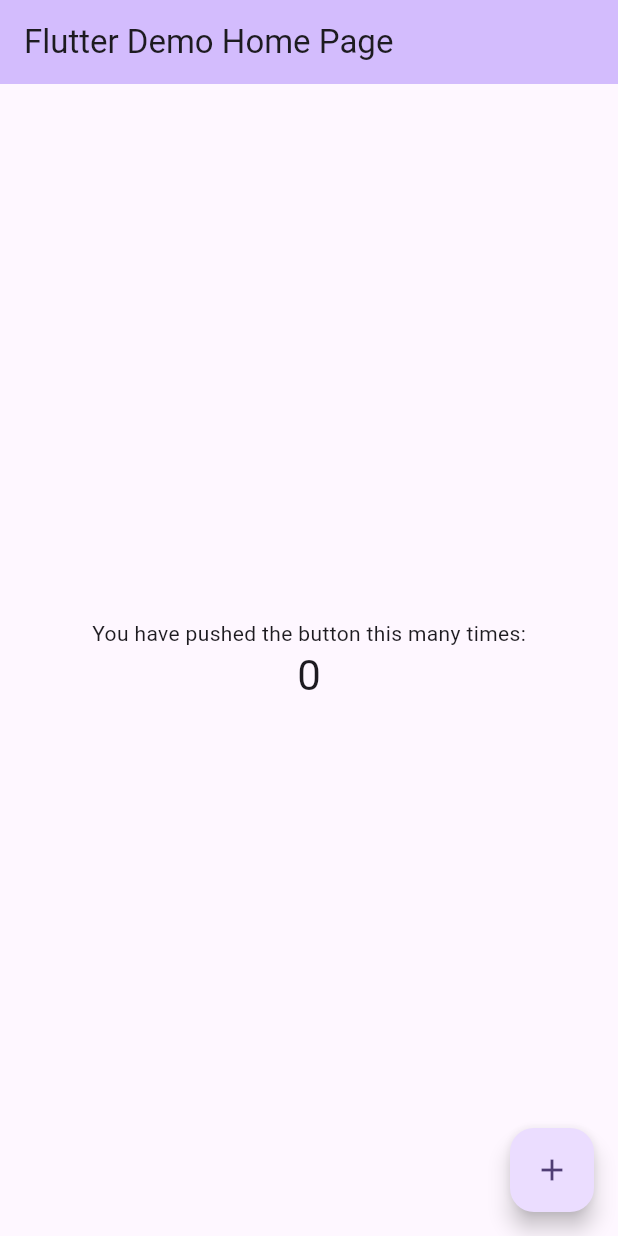
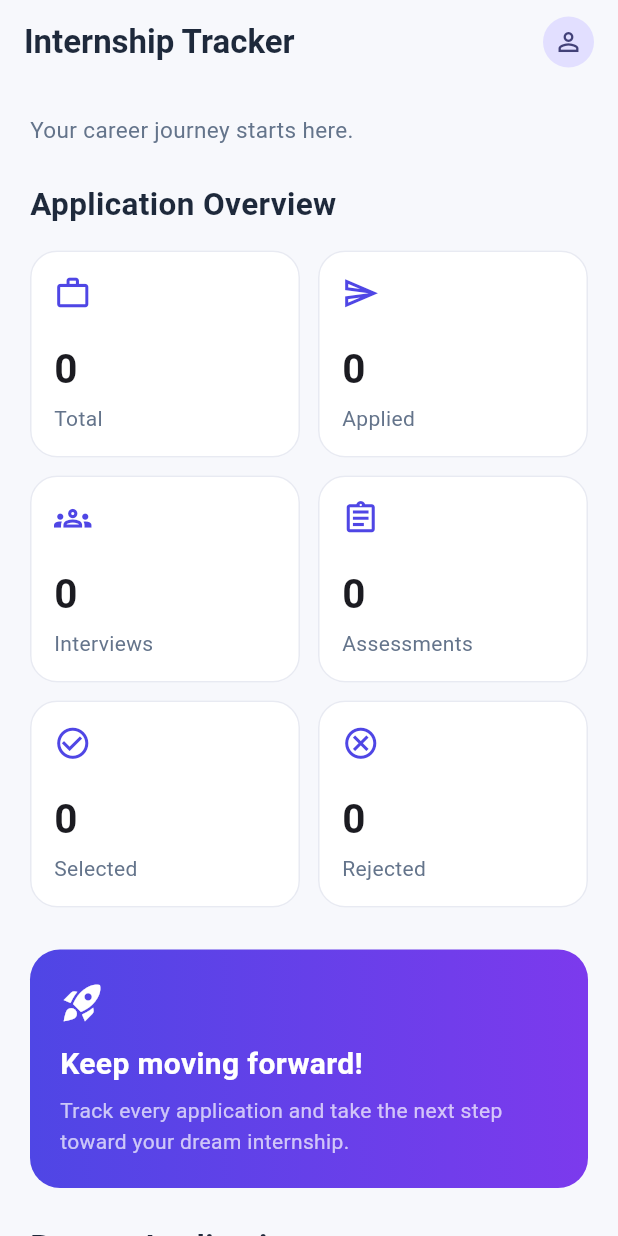
Before and after one commit to thagaramvamshi/internship_tracker, a Flutter app: the screen it shows after launch, on a phone screen of 412 x 824 dp. Run offline on Flutter 3.47's test engine with Material 3 defaults, Android fonts, the phone set to English and light mode, and no system bars.

Commit message:
Build dashboard foundation with Provider

```diff
--- a/lib/main.dart
+++ b/lib/main.dart
@@ -1,122 +1,62 @@
+
 import 'package:flutter/material.dart';
+import 'package:provider/provider.dart';
+
+import 'providers/internship_provider.dart';
+import 'screens/dashboard_screen.dart';
 
 void main() {
-  runApp(const MyApp());
+  runApp(
+    ChangeNotifierProvider(
+      create: (_) => InternshipProvider(),
+      child: const InternshipTrackerApp(),
+    ),
+  );
 }
 
-class MyApp extends StatelessWidget {
-  const MyApp({super.key});
+class InternshipTrackerApp extends StatelessWidget {
+  const InternshipTrackerApp({super.key});
 
-  // This widget is the root of your application.
   @override
   Widget build(BuildContext context) {
+    const seedColor = Color(0xFF4F46E5);
+
     return MaterialApp(
-      title: 'Flutter Demo',
+      title: 'Internship Tracker',
+      debugShowCheckedModeBanner: false,
       theme: ThemeData(
-        // This is the theme of your application.
-        //
-        // TRY THIS: Try running your application with "flutter run". You'll see
-        // the application has a purple toolbar. Then, without quitting the app,
-        // try changing the seedColor in the colorScheme below to Colors.green
-        // and then invoke "hot reload" (save your changes or press the "hot
-        // reload" button in a Flutter-supported IDE, or press "r" if you used
-        // the command line to start the app).
-        //
-        // Notice that the counter didn't reset back to zero; the application
-        // state is not lost during the reload. To reset the state, use hot
-        // restart instead.
-        //
-        // This works for code too, not just values: Most code changes can be
-        // tested with just a hot reload.
-        colorScheme: .fromSeed(seedColor: Colors.deepPurple),
+        useMaterial3: true,
+        colorScheme: ColorScheme.fromSeed(seedColor: seedColor),
+        scaffoldBackgroundColor: const Color(0xFFF7F8FC),
+        appBarTheme: const AppBarTheme(
+          backgroundColor: Color(0xFFF7F8FC),
+          foregroundColor: Color(0xFF1E293B),
+          elevation: 0,
+          centerTitle: false,
+        ),
+        cardTheme: CardThemeData(
+          color: Colors.white,
+          elevation: 0,
+          margin: EdgeInsets.zero,
+          shape: RoundedRectangleBorder(
+            borderRadius: BorderRadius.circular(18),
+            side: const BorderSide(color: Color(0xFFE8EAF2)),
+          ),
+        ),
+        inputDecorationTheme: InputDecorationTheme(
+          filled: true,
+          fillColor: Colors.white,
+          border: OutlineInputBorder(
+            borderRadius: BorderRadius.circular(12),
+            borderSide: const BorderSide(color: Color(0xFFE0E4EC)),
+          ),
+          enabledBorder: OutlineInputBorder(
+            borderRadius: BorderRadius.circular(12),
+            borderSide: const BorderSide(color: Color(0xFFE0E4EC)),
+          ),
+        ),
       ),
-      home: const MyHomePage(title: 'Flutter Demo Home Page'),
+      home: const DashboardScreen(),
     );
   }
 }
-
-class MyHomePage extends StatefulWidget {
-  const MyHomePage({super.key, required this.title});
-
-  // This widget is the home page of your application. It is stateful, meaning
-  // that it has a State object (defined below) that contains fields that affect
-  // how it looks.
-
-  // This class is the configuration for the state. It holds the values (in this
-  // case the title) provided by the parent (in this case the App widget) and
-  // used by the build method of the State. Fields in a Widget subclass are
-  // always marked "final".
-
-  final String title;
-
-  @override
-  State<MyHomePage> createState() => _MyHomePageState();
-}
-
-class _MyHomePageState extends State<MyHomePage> {
-  int _counter = 0;
-
-  void _incrementCounter() {
-    setState(() {
-      // This call to setState tells the Flutter framework that something has
-      // changed in this State, which causes it to rerun the build method below
-      // so that the display can reflect the updated values. If we changed
-      // _counter without calling setState(), then the build method would not be
-      // called again, and so nothing would appear to happen.
-      _counter++;
-    });
-  }
-
-  @override
-  Widget build(BuildContext context) {
-    // This method is rerun every time setState is called, for instance as done
-    // by the _incrementCounter method above.
-    //
-    // The Flutter framework has been optimized to make rerunning build methods
-    // fast, so that you can just rebuild anything that needs updating rather
-    // than having to individually change instances of widgets.
-    return Scaffold(
-      appBar: AppBar(
-        // TRY THIS: Try changing the color here to a specific color (to
-        // Colors.amber, perhaps?) and trigger a hot reload to see the AppBar
-        // change color while the other colors stay the same.
-        backgroundColor: Theme.of(context).colorScheme.inversePrimary,
-        // Here we take the value from the MyHomePage object that was created by
-        // the App.build method, and use it to set our appbar title.
-        title: Text(widget.title),
-      ),
-      body: Center(
-        // Center is a layout widget. It takes a single child and positions it
-        // in the middle of the parent.
-        child: Column(
-          // Column is also a layout widget. It takes a list of children and
-          // arranges them vertically. By default, it sizes itself to fit its
-          // children horizontally, and tries to be as tall as its parent.
-          //
-          // Column has various properties to control how it sizes itself and
-          // how it positions its children. Here we use mainAxisAlignment to
-          // center the children vertically; the main axis here is the vertical
-          // axis because Columns are vertical (the cross axis would be
-          // horizontal).
-          //
-          // TRY THIS: Invoke "debug painting" (choose the "Toggle Debug Paint"
-          // action in the IDE, or press "p" in the console), to see the
-          // wireframe for each widget.
-          mainAxisAlignment: .center,
-          children: [
-            const Text('You have pushed the button this many times:'),
-            Text(
-              '$_counter',
-              style: Theme.of(context).textTheme.headlineMedium,
-            ),
-          ],
-        ),
-      ),
-      floatingActionButton: FloatingActionButton(
-        onPressed: _incrementCounter,
-        tooltip: 'Increment',
-        child: const Icon(Icons.add),
-      ),
-    );
-  }
-}
--- /dev/null
+++ b/lib/models/internship.dart
@@ -0,0 +1,63 @@
+
+enum InternshipStatus {
+  applied,
+  assessment,
+  interview,
+  selected,
+  rejected,
+}
+
+class Internship {
+  final String id;
+  final String company;
+  final String role;
+  final String location;
+  final String type;
+  final String description;
+  final String applicationUrl;
+  final DateTime appliedDate;
+  final DateTime? deadline;
+  final DateTime? interviewDate;
+  final InternshipStatus status;
+
+  const Internship({
+    required this.id,
+    required this.company,
+    required this.role,
+    required this.location,
+    required this.type,
+    this.description = '',
+    this.applicationUrl = '',
+    required this.appliedDate,
+    this.deadline,
+    this.interviewDate,
+    this.status = InternshipStatus.applied,
+  });
+
+  Internship copyWith({
+    String? company,
+    String? role,
+    String? location,
+    String? type,
+    String? description,
+    String? applicationUrl,
+    DateTime? appliedDate,
+    DateTime? deadline,
+    DateTime? interviewDate,
+    InternshipStatus? status,
+  }) {
+    return Internship(
+      id: id,
+      company: company ?? this.company,
+      role: role ?? this.role,
+      location: location ?? this.location,
+      type: type ?? this.type,
+      description: description ?? this.description,
+      applicationUrl: applicationUrl ?? this.applicationUrl,
+      appliedDate: appliedDate ?? this.appliedDate,
+      deadline: deadline ?? this.deadline,
+      interviewDate: interviewDate ?? this.interviewDate,
+      status: status ?? this.status,
+    );
+  }
+}
--- /dev/null
+++ b/lib/providers/internship_provider.dart
@@ -0,0 +1,64 @@
+
+import 'package:flutter/foundation.dart';
+
+import '../models/internship.dart';
+
+class InternshipProvider extends ChangeNotifier {
+  final List<Internship> _internships = [];
+
+  List<Internship> get internships => List.unmodifiable(_internships);
+
+  int get totalCount => _internships.length;
+
+  int get appliedCount => _countByStatus(InternshipStatus.applied);
+
+  int get assessmentCount => _countByStatus(InternshipStatus.assessment);
+
+  int get interviewCount => _countByStatus(InternshipStatus.interview);
+
+  int get selectedCount => _countByStatus(InternshipStatus.selected);
+
+  int get rejectedCount => _countByStatus(InternshipStatus.rejected);
+
+  int _countByStatus(InternshipStatus status) {
+    return _internships.where((item) => item.status == status).length;
+  }
+
+  void addInternship(Internship internship) {
+    _internships.add(internship);
+    notifyListeners();
+  }
+
+  void updateInternship(Internship updated) {
+    final index = _internships.indexWhere((item) => item.id == updated.id);
+
+    if (index == -1) return;
+
+    _internships[index] = updated;
+    notifyListeners();
+  }
+
+  void deleteInternship(String id) {
+    _internships.removeWhere((item) => item.id == id);
+    notifyListeners();
+  }
+
+  Internship? getById(String id) {
+    for (final internship in _internships) {
+      if (internship.id == id) return internship;
+    }
+    return null;
+  }
+
+  List<Internship> search(String query) {
+    final normalizedQuery = query.trim().toLowerCase();
+
+    if (normalizedQuery.isEmpty) return internships;
+
+    return _internships.where((item) {
+      return item.company.toLowerCase().contains(normalizedQuery) ||
+          item.role.toLowerCase().contains(normalizedQuery) ||
+          item.location.toLowerCase().contains(normalizedQuery);
+    }).toList();
+  }
+}
--- /dev/null
+++ b/lib/screens/dashboard_screen.dart
@@ -0,0 +1,245 @@
+
+import 'package:flutter/material.dart';
+import 'package:provider/provider.dart';
+
+import '../providers/internship_provider.dart';
+
+class DashboardScreen extends StatelessWidget {
+  const DashboardScreen({super.key});
+
+  @override
+  Widget build(BuildContext context) {
+    final provider = context.watch<InternshipProvider>();
+
+    return Scaffold(
+      appBar: AppBar(
+        title: const Text(
+          'Internship Tracker',
+          style: TextStyle(fontWeight: FontWeight.bold),
+        ),
+        actions: [
+          IconButton(
+            onPressed: () {},
+            tooltip: 'Profile',
+            icon: const CircleAvatar(
+              radius: 17,
+              child: Icon(Icons.person_outline, size: 20),
+            ),
+          ),
+          const SizedBox(width: 8),
+        ],
+      ),
+      body: SafeArea(
+        child: ListView(
+          padding: const EdgeInsets.all(20),
+          children: [
+            const Text(
+              'Your career journey starts here.',
+              style: TextStyle(
+                color: Color(0xFF64748B),
+                fontSize: 15,
+              ),
+            ),
+            const SizedBox(height: 24),
+            const Text(
+              'Application Overview',
+              style: TextStyle(
+                fontSize: 21,
+                fontWeight: FontWeight.bold,
+                color: Color(0xFF1E293B),
+              ),
+            ),
+            const SizedBox(height: 16),
+            LayoutBuilder(
+              builder: (context, constraints) {
+                final columns = constraints.maxWidth >= 600 ? 3 : 2;
+                final cardWidth =
+                    (constraints.maxWidth - (columns - 1) * 12) / columns;
+
+                return Wrap(
+                  spacing: 12,
+                  runSpacing: 12,
+                  children: [
+                    _StatCard(
+                      title: 'Total',
+                      count: provider.totalCount,
+                      icon: Icons.work_outline,
+                      width: cardWidth,
+                    ),
+                    _StatCard(
+                      title: 'Applied',
+                      count: provider.appliedCount,
+                      icon: Icons.send_outlined,
+                      width: cardWidth,
+                    ),
+                    _StatCard(
+                      title: 'Interviews',
+                      count: provider.interviewCount,
+                      icon: Icons.groups_outlined,
+                      width: cardWidth,
+                    ),
+                    _StatCard(
+                      title: 'Assessments',
+                      count: provider.assessmentCount,
+                      icon: Icons.assignment_outlined,
+                      width: cardWidth,
+                    ),
+                    _StatCard(
+                      title: 'Selected',
+                      count: provider.selectedCount,
+                      icon: Icons.check_circle_outline,
+                      width: cardWidth,
+                    ),
+                    _StatCard(
+                      title: 'Rejected',
+                      count: provider.rejectedCount,
+                      icon: Icons.cancel_outlined,
+                      width: cardWidth,
+                    ),
+                  ],
+                );
+              },
+            ),
+            const SizedBox(height: 28),
+            Container(
+              padding: const EdgeInsets.all(20),
+              decoration: BoxDecoration(
+                gradient: const LinearGradient(
+                  colors: [Color(0xFF4F46E5), Color(0xFF7C3AED)],
+                ),
+                borderRadius: BorderRadius.circular(20),
+              ),
+              child: const Column(
+                crossAxisAlignment: CrossAxisAlignment.start,
+                children: [
+                  Icon(Icons.rocket_launch, color: Colors.white, size: 30),
+                  SizedBox(height: 12),
+                  Text(
+                    'Keep moving forward!',
+                    style: TextStyle(
+                      color: Colors.white,
+                      fontSize: 20,
+                      fontWeight: FontWeight.bold,
+                    ),
+                  ),
+                  SizedBox(height: 6),
+                  Text(
+                    'Track every application and take the next step toward your dream internship.',
+                    style: TextStyle(
+                      color: Colors.white70,
+                      height: 1.5,
+                    ),
+                  ),
+                ],
+              ),
+            ),
+            const SizedBox(height: 24),
+            const Text(
+              'Recent Applications',
+              style: TextStyle(
+                fontSize: 21,
+                fontWeight: FontWeight.bold,
+                color: Color(0xFF1E293B),
+              ),
+            ),
+            const SizedBox(height: 12),
+            if (provider.internships.isEmpty)
+              const Card(
+                child: Padding(
+                  padding: EdgeInsets.all(24),
+                  child: Column(
+                    children: [
+                      Icon(
+                        Icons.work_history_outlined,
+                        size: 44,
+                        color: Color(0xFF94A3B8),
+                      ),
+                      SizedBox(height: 12),
+                      Text(
+                        'No applications yet',
+                        style: TextStyle(fontWeight: FontWeight.bold),
+                      ),
+                      SizedBox(height: 6),
+                      Text(
+                        'Your internship applications will appear here.',
+                        textAlign: TextAlign.center,
+                        style: TextStyle(color: Color(0xFF64748B)),
+                      ),
+                    ],
+                  ),
+                ),
+              )
+            else
+              ...provider.internships.reversed.take(5).map(
+                    (internship) => Card(
+                      margin: const EdgeInsets.only(bottom: 10),
+                      child: ListTile(
+                        leading: const CircleAvatar(
+                          child: Icon(Icons.business_outlined),
+                        ),
+                        title: Text(
+                          internship.company,
+                          style: const TextStyle(fontWeight: FontWeight.bold),
+                        ),
+                        subtitle: Text(internship.role),
+                        trailing: Text(
+                          internship.status.name.toUpperCase(),
+                          style: const TextStyle(
+                            fontSize: 10,
+                            fontWeight: FontWeight.bold,
+                          ),
+                        ),
+                      ),
+                    ),
+                  ),
+          ],
+        ),
+      ),
+    );
+  }
+}
+
+class _StatCard extends StatelessWidget {
+  final String title;
+  final int count;
+  final IconData icon;
+  final double width;
+
+  const _StatCard({
+    required this.title,
+    required this.count,
+    required this.icon,
+    required this.width,
+  });
+
+  @override
+  Widget build(BuildContext context) {
+    return SizedBox(
+      width: width,
+      child: Card(
+        child: Padding(
+          padding: const EdgeInsets.all(16),
+          child: Column(
+            crossAxisAlignment: CrossAxisAlignment.start,
+            children: [
+              Icon(icon, color: const Color(0xFF4F46E5), size: 25),
+              const SizedBox(height: 18),
+              Text(
+                '$count',
+                style: const TextStyle(
+                  fontSize: 27,
+                  fontWeight: FontWeight.bold,
+                ),
+              ),
+              const SizedBox(height: 4),
+              Text(
+                title,
+                style: const TextStyle(color: Color(0xFF64748B)),
+              ),
+            ],
+          ),
+        ),
+      ),
+    );
+  }
+}
--- a/pubspec.yaml
+++ b/pubspec.yaml
@@ -34,6 +34,7 @@ dependencies:
   # The following adds the Cupertino Icons font to your application.
   # Use with the CupertinoIcons class for iOS style icons.
   cupertino_icons: ^1.0.8
+  provider: ^6.1.5+1
 
 dev_dependencies:
   flutter_test:
```
Also changed, not shown: lib/screens/add_internship_screen.dart (added), lib/screens/applications_screen.dart (added), lib/screens/internship_details_screen.dart (added), lib/screens/profile_screen.dart (added), lib/screens/study_tips_screen.dart (added), lib/services/internship_service.dart (added), lib/services/study_tips_service.dart (added), lib/widgets/app_bottom_navigation.dart (added), lib/widgets/application_card.dart (added), lib/widgets/stat_card.dart (added), lib/widgets/status_badge.dart (added), pubspec.lock, 1 other file.
